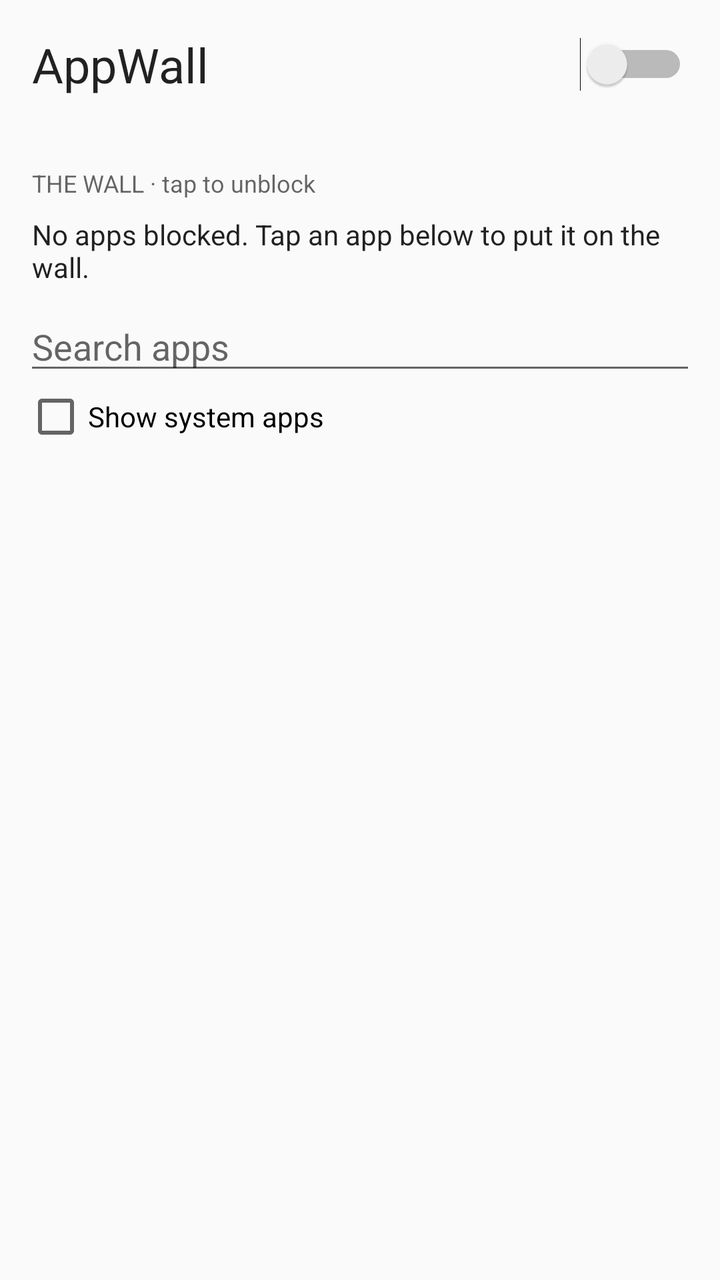
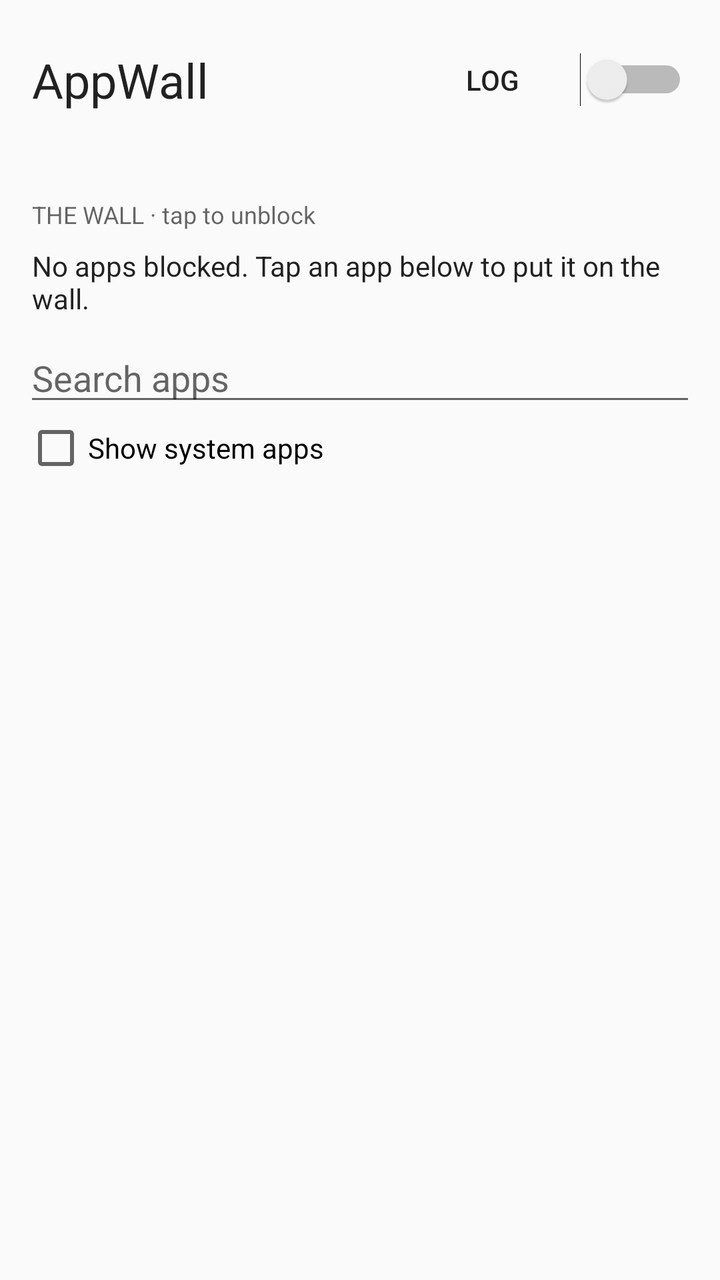

Two renders of the same Android screen: before a commit and after it. Below are the layout's source before the change and the commit's diff.
<!-- AndroidManifest.xml: application theme android:Theme.Material.Light.NoActionBar -->
<!-- res/layout/activity_main.xml -->
<?xml version="1.0" encoding="utf-8"?>
<LinearLayout xmlns:android="http://schemas.android.com/apk/res/android"
    android:layout_width="match_parent"
    android:layout_height="match_parent"
    android:fitsSystemWindows="true"
    android:focusableInTouchMode="true"
    android:orientation="vertical">

    <LinearLayout
        android:layout_width="match_parent"
        android:layout_height="wrap_content"
        android:gravity="center_vertical"
        android:orientation="horizontal"
        android:paddingHorizontal="16dp"
        android:paddingTop="16dp">

        <TextView
            android:layout_width="0dp"
            android:layout_height="wrap_content"
            android:layout_weight="1"
            android:text="@string/app_name"
            android:textAppearance="@android:style/TextAppearance.Material.Headline" />

        <Switch
            android:id="@+id/firewall_switch"
            android:layout_width="wrap_content"
            android:layout_height="wrap_content"
            android:contentDescription="@string/firewall_switch" />
    </LinearLayout>

    <TextView
        android:id="@+id/status"
        android:layout_width="match_parent"
        android:layout_height="wrap_content"
        android:paddingHorizontal="16dp"
        android:paddingVertical="4dp"
        android:textAppearance="@android:style/TextAppearance.Material.Body1" />

    
    <TextView
        android:id="@+id/wall_title"
        android:layout_width="match_parent"
        android:layout_height="wrap_content"
        android:paddingHorizontal="16dp"
        android:paddingTop="8dp"
        android:text="@string/wall_title"
        android:textAppearance="@android:style/TextAppearance.Material.Caption" />

    <TextView
        android:id="@+id/wall_empty"
        android:layout_width="match_parent"
        android:layout_height="wrap_content"
        android:paddingHorizontal="16dp"
        android:paddingVertical="8dp"
        android:text="@string/wall_empty"
        android:textAppearance="@android:style/TextAppearance.Material.Body1" />

    <HorizontalScrollView
        android:id="@+id/wall_scroll"
        android:layout_width="match_parent"
        android:layout_height="wrap_content"
        android:paddingHorizontal="8dp"
        android:scrollbars="none">

        <LinearLayout
            android:id="@+id/wall"
            android:layout_width="wrap_content"
            android:layout_height="wrap_content"
            android:orientation="horizontal" />
    </HorizontalScrollView>

    <EditText
        android:id="@+id/search"
        android:layout_width="match_parent"
        android:layout_height="wrap_content"
        android:layout_marginHorizontal="12dp"
        android:hint="@string/search_hint"
        android:importantForAutofill="no"
        android:inputType="text"
        android:maxLines="1" />

    <CheckBox
        android:id="@+id/show_system"
        android:layout_width="wrap_content"
        android:layout_height="wrap_content"
        android:layout_marginHorizontal="12dp"
        android:text="@string/show_system_apps" />

    <ListView
        android:id="@+id/app_list"
        android:layout_width="match_parent"
        android:layout_height="0dp"
        android:layout_weight="1" />
</LinearLayout>
<!-- resources referenced by this layout -->
<resources>
  <string name="app_name">AppWall</string>
  <string name="firewall_switch">Firewall on/off</string>
  <string name="search_hint">Search apps</string>
  <string name="show_system_apps">Show system apps</string>
  <string name="wall_empty">No apps blocked. Tap an app below to put it on the wall.</string>
  <string name="wall_title">THE WALL · tap to unblock</string>
</resources>

<!-- the commit's change to res/layout/activity_main.xml (unified diff, before → after) -->
@@ -20,6 +20,13 @@
             android:layout_weight="1"
             android:text="@string/app_name"
             android:textAppearance="@android:style/TextAppearance.Material.Headline" />
+
+        <Button
+            android:id="@+id/open_log"
+            style="?android:attr/borderlessButtonStyle"
+            android:layout_width="wrap_content"
+            android:layout_height="wrap_content"
+            android:text="@string/open_log" />
 
         <Switch
             android:id="@+id/firewall_switch"
<!-- resource entries referenced after the edit -->
@@ -2,6 +2,7 @@
 <resources>
   <string name="app_name">AppWall</string>
   <string name="firewall_switch">Firewall on/off</string>
+  <string name="open_log">Log</string>
   <string name="search_hint">Search apps</string>
   <string name="show_system_apps">Show system apps</string>
   <string name="wall_empty">No apps blocked. Tap an app below to put it on the wall.</string>
